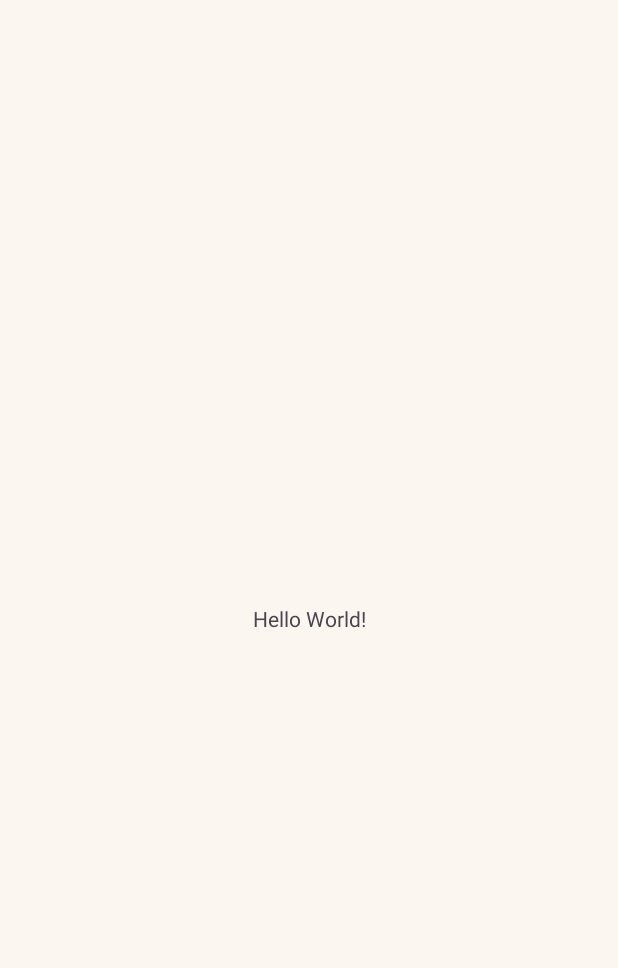
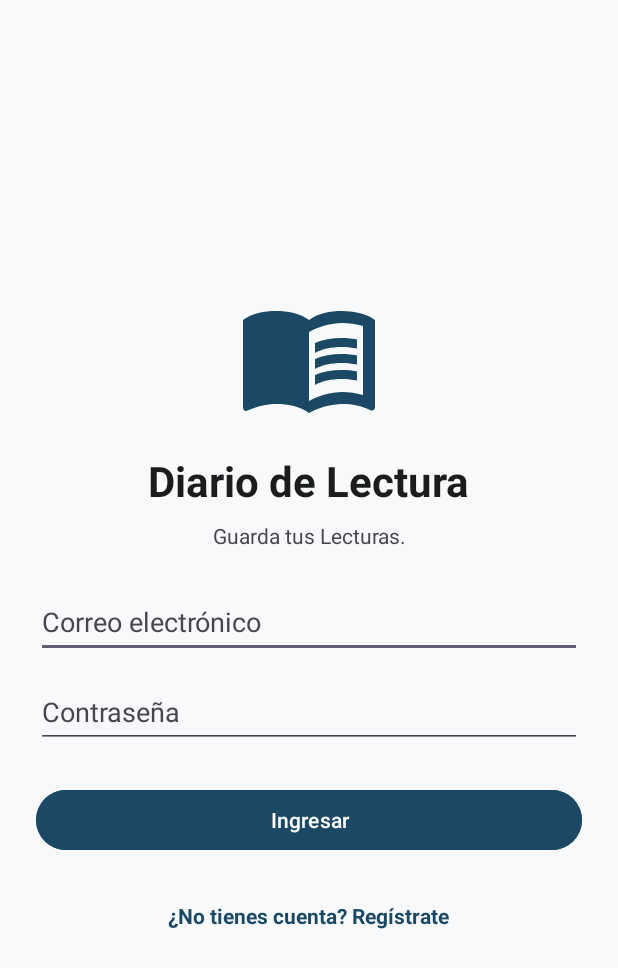
Before and after one commit to RCOLLAB2023/DiarioDeLectura, an Android app: the screen it shows after launch (MainActivity), on a phone screen of 412 x 824 dp. Before the commit the part shown is almost empty. Shown: the top 968 px of the screen. Run offline under Robolectric (Android 15) with nearby library versions, the phone set to English and light mode, and no system bars.

Commit message:
Interfaz de Login

```diff
--- /dev/null
+++ b/app/src/main/res/drawable/ic_logo.xml
@@ -0,0 +1,23 @@
+<vector xmlns:android="http://schemas.android.com/apk/res/android"
+    android:width="24dp"
+    android:height="24dp"
+    android:autoMirrored="true"
+    android:viewportWidth="24"
+    android:viewportHeight="24">
+
+    <path
+        android:fillColor="@color/primario"
+        android:pathData="M21,5c-1.11,-0.35 -2.33,-0.5 -3.5,-0.5c-1.95,0 -4.05,0.4 -5.5,1.5c-1.45,-1.1 -3.55,-1.5 -5.5,-1.5S2.45,4.9 1,6v14.65c0,0.25 0.25,0.5 0.5,0.5c0.1,0 0.15,-0.05 0.25,-0.05C3.1,20.45 5.05,20 6.5,20c1.95,0 4.05,0.4 5.5,1.5c1.35,-0.85 3.8,-1.5 5.5,-1.5c1.65,0 3.35,0.3 4.75,1.05c0.1,0.05 0.15,0.05 0.25,0.05c0.25,0 0.5,-0.25 0.5,-0.5V6C22.4,5.55 21.75,5.25 21,5zM21,18.5c-1.1,-0.35 -2.3,-0.5 -3.5,-0.5c-1.7,0 -4.15,0.65 -5.5,1.5V8c1.35,-0.85 3.8,-1.5 5.5,-1.5c1.2,0 2.4,0.15 3.5,0.5V18.5z" />
+
+    <path
+        android:fillColor="@color/primario"
+        android:pathData="M17.5,10.5c0.88,0 1.73,0.09 2.5,0.26V9.24C19.21,9.09 18.36,9 17.5,9c-1.7,0 -3.24,0.29 -4.5,0.83v1.66C14.13,10.85 15.7,10.5 17.5,10.5z" />
+
+    <path
+        android:fillColor="@color/primario"
+        android:pathData="M13,12.49v1.66c1.13,-0.64 2.7,-0.99 4.5,-0.99c0.88,0 1.73,0.09 2.5,0.26V11.9c-0.79,-0.15 -1.64,-0.24 -2.5,-0.24C15.8,11.66 14.26,11.96 13,12.49z" />
+
+    <path
+        android:fillColor="@color/primario"
+        android:pathData="M17.5,14.33c-1.7,0 -3.24,0.29 -4.5,0.83v1.66c1.13,-0.64 2.7,-0.99 4.5,-0.99c0.88,0 1.73,0.09 2.5,0.26v-1.52C19.21,14.41 18.36,14.33 17.5,14.33z" />
+</vector>
--- a/app/src/main/res/layout/activity_main.xml
+++ b/app/src/main/res/layout/activity_main.xml
@@ -1,19 +1,99 @@
 <?xml version="1.0" encoding="utf-8"?>
 <androidx.constraintlayout.widget.ConstraintLayout xmlns:android="http://schemas.android.com/apk/res/android"
     xmlns:app="http://schemas.android.com/apk/res-auto"
-    xmlns:tools="http://schemas.android.com/tools"
     android:id="@+id/main"
     android:layout_width="match_parent"
-    android:layout_height="match_parent"
-    tools:context=".MainActivity">
+    android:layout_height="match_parent">
 
-    <TextView
-        android:layout_width="wrap_content"
+    <LinearLayout
+        android:layout_width="0dp"
         android:layout_height="wrap_content"
-        android:text="Hello World!"
+        android:gravity="center_horizontal"
+        android:orientation="vertical"
+        android:padding="24dp"
         app:layout_constraintBottom_toBottomOf="parent"
         app:layout_constraintEnd_toEndOf="parent"
         app:layout_constraintStart_toStartOf="parent"
-        app:layout_constraintTop_toTopOf="parent" />
+        app:layout_constraintTop_toTopOf="parent">
 
+        <ImageView
+            android:id="@+id/imgLogo"
+            android:layout_width="96dp"
+            android:layout_height="96dp"
+            android:contentDescription="@string/desc_logo"
+            android:src="@drawable/ic_logo" />
+
+        <TextView
+            android:id="@+id/txtTituloApp"
+            android:layout_width="wrap_content"
+            android:layout_height="wrap_content"
+            android:layout_marginTop="16dp"
+            android:text="@string/app_name"
+            android:textColor="@color/texto_principal"
+            android:textSize="28sp"
+            android:textStyle="bold" />
+
+        <TextView
+            android:id="@+id/txtSlogan"
+            android:layout_width="wrap_content"
+            android:layout_height="wrap_content"
+            android:layout_marginTop="8dp"
+            android:gravity="center"
+            android:text="@string/slogan_app"
+            android:textColor="@color/texto_secundario"
+            android:textSize="14sp" />
+
+        <EditText
+            android:id="@+id/edtCorreo"
+            android:layout_width="match_parent"
+            android:layout_height="wrap_content"
+            android:layout_gravity="center_horizontal"
+            android:layout_marginTop="24dp"
+            android:minHeight="48dp"
+            android:maxWidth="320dp"
+            android:autofillHints="emailAddress"
+            android:hint="@string/hint_correo"
+            android:inputType="textEmailAddress"
+            android:textColor="@color/texto_principal"
+            android:textColorHint="@color/texto_secundario" />
+
+        <EditText
+            android:id="@+id/edtClave"
+            android:layout_width="match_parent"
+            android:layout_height="wrap_content"
+            android:layout_gravity="center_horizontal"
+            android:layout_marginTop="12dp"
+            android:minHeight="48dp"
+            android:maxWidth="320dp"
+            android:autofillHints="password"
+            android:hint="@string/hint_clave"
+            android:inputType="textPassword"
+            android:textColor="@color/texto_principal"
+            android:textColorHint="@color/texto_secundario" />
+
+        <Button
+            android:id="@+id/btnIngresar"
+            android:layout_width="match_parent"
+            android:layout_height="wrap_content"
+            android:layout_gravity="center_horizontal"
+            android:layout_marginTop="24dp"
+            android:minHeight="48dp"
+            android:maxWidth="320dp"
+            android:text="@string/btn_ingresar"
+            android:backgroundTint="@color/primario"
+            android:textColor="@color/texto_boton"/>
+
+        <TextView
+            android:id="@+id/txtIrRegistro"
+            android:layout_width="wrap_content"
+            android:layout_height="wrap_content"
+            android:layout_marginTop="16dp"
+            android:gravity="center"
+            android:minHeight="48dp"
+            android:text="@string/txt_ir_registro"
+            android:textColor="@color/primario"
+            android:textSize="14sp"
+            android:textStyle="bold" />
+
+    </LinearLayout>
 </androidx.constraintlayout.widget.ConstraintLayout>
--- a/app/src/main/res/values-night/colors.xml
+++ b/app/src/main/res/values-night/colors.xml
@@ -1,10 +1,11 @@
 <?xml version="1.0" encoding="utf-8"?>
 <resources>
-    <color name="primario">#E0A878</color>
-    <color name="sobre_primario">#2B1A0E</color>
-    <color name="fondo_pantalla">#1A1511</color>
-    <color name="fondo_tarjeta">#261F19</color>
-    <color name="texto_principal">#F3EADF</color>
-    <color name="texto_secundario">#BDB1A5</color>
-    <color name="acento">#F0B94A</color>
+    <color name="primario">#8ECAE6</color>
+    <color name="primario_oscuro">#5FA8D3</color>
+    <color name="fondo_pantalla">#121417</color>
+    <color name="fondo_tarjeta">#1E2228</color>
+    <color name="texto_principal">#E6E8EC</color>
+    <color name="texto_secundario">#CAC4D0</color>
+    <color name="texto_boton">#121417</color>
+    <color name="sobre_primario">#121417</color>
 </resources>
--- a/app/src/main/res/values/colors.xml
+++ b/app/src/main/res/values/colors.xml
@@ -2,11 +2,12 @@
 <resources>
     <color name="black">#FF000000</color>
     <color name="white">#FFFFFFFF</color>
-    <color name="primario">#7A4B2A</color>
+    <color name="primario">#1B4965</color>
+    <color name="primario_oscuro">#123247</color>
+    <color name="fondo_pantalla">#F8F9FA</color>
+    <color name="fondo_tarjeta">#FFFFFF</color>
+    <color name="texto_principal">#1A1C1E</color>
+    <color name="texto_secundario">#49454F</color>
+    <color name="texto_boton">#FFFFFF</color>
     <color name="sobre_primario">#FFFFFF</color>
-    <color name="fondo_pantalla">#FBF6EF</color>
-    <color name="fondo_tarjeta">#FFFFFF</color>
-    <color name="texto_principal">#2B2118</color>
-    <color name="texto_secundario">#6E6259</color>
-    <color name="acento">#C98A1B</color>
 </resources>
--- a/app/src/main/res/values/strings.xml
+++ b/app/src/main/res/values/strings.xml
@@ -1,3 +1,9 @@
 <resources>
     <string name="app_name">Diario de Lectura</string>
+    <string name="slogan_app">Guarda tus Lecturas.</string>
+    <string name="desc_logo">Logo de Diario de Lectura</string>
+    <string name="hint_correo">Correo electrónico</string>
+    <string name="hint_clave">Contraseña</string>
+    <string name="btn_ingresar">Ingresar</string>
+    <string name="txt_ir_registro">¿No tienes cuenta? Regístrate</string>
 </resources>
```
